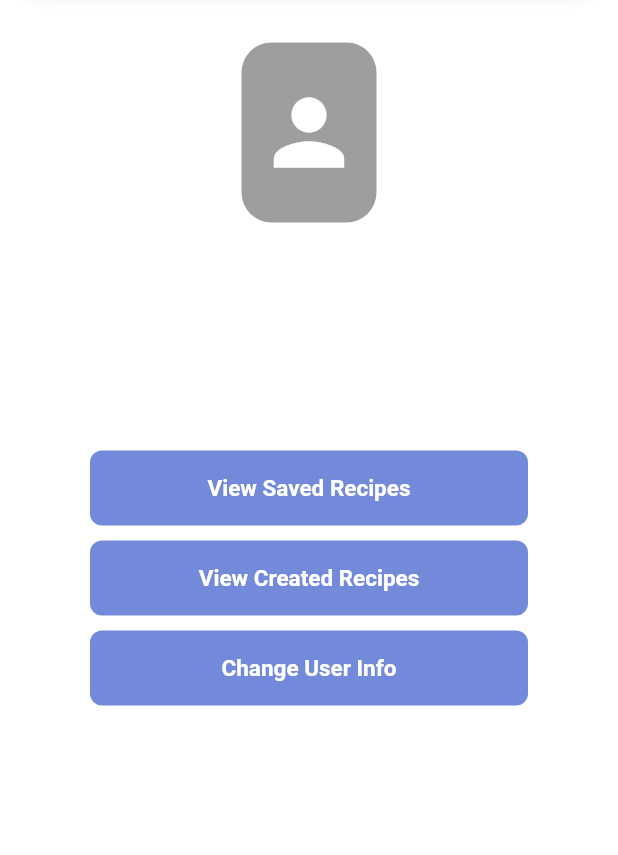
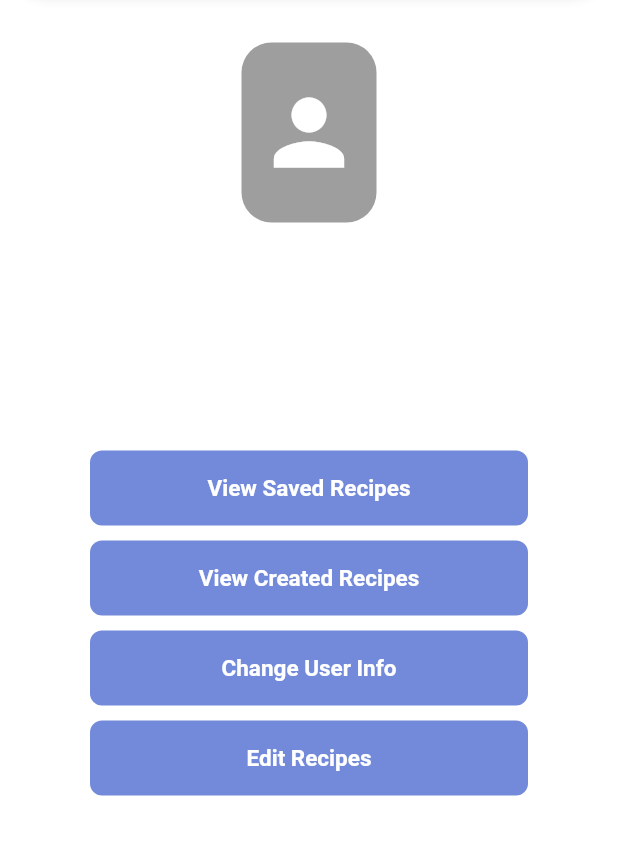
Before and after one commit to tylergroat/Recipeal, a Flutter app: the ProfilePage screen opened directly, on a phone screen of 412 x 824 dp, the part 70-925 px from its top. Run offline on Flutter 3.47's test engine with Material 2 defaults, Android fonts, the light colour scheme and no system bars; our stand-ins replace awesome_snackbar_content, cloud_firestore, firebase_auth, firebase_core, firebase_storage, image_picker and 2 more; accounts and stored records are empty.

Commit message:
Edit recipe page update - newly made page - still needs to be connected

```diff
--- a/food_for_thought/lib/profile_page.dart
+++ b/food_for_thought/lib/profile_page.dart
@@ -5,6 +5,7 @@ import 'package:flutter/material.dart';
 import 'package:food_for_thought/change_info.dart';
 import 'package:food_for_thought/view_created.dart';
 import 'package:food_for_thought/view_saved.dart';
+import 'package:food_for_thought/edit_recipe.dart';
 import 'package:image_picker/image_picker.dart';
 import 'package:food_for_thought/read_data/get_user_data.dart';
 import 'dart:io';
@@ -201,6 +202,31 @@ class ProfilePageState extends State<ProfilePage> {
                   ),
                 ),
               ),
+              Padding(
+                padding: const EdgeInsets.only(
+                    left: 40.0, right: 40.0, top: 10, bottom: 0),
+                child: Container(
+                  height: 50,
+                  width: 300,
+                  decoration: BoxDecoration(
+                      color: Color.fromARGB(255, 115, 138, 219),
+                      borderRadius: BorderRadius.circular(8)),
+                  child: TextButton(
+                    onPressed: () {
+                      Navigator.push(context,
+                          MaterialPageRoute(builder: (_) => EditRecipePage()));
+                    },
+                    child: Text(
+                      'Edit Recipes',
+                      style: TextStyle(
+                          color: Colors.white,
+                          fontSize: 15,
+                          fontWeight: FontWeight.bold),
+                    ),
+                  ),
+                ),
+              ),
+///////////////////////  VIEW EDIT RECIPES BUTTON   /////////////////////////
 
               /////////////////////// LOGOUT BUTTON   /////////////////////////
             ],
```
Also changed, not shown: food_for_thought/lib/edit_recipe.dart (added, +144 -0 lines), 1 other file.
